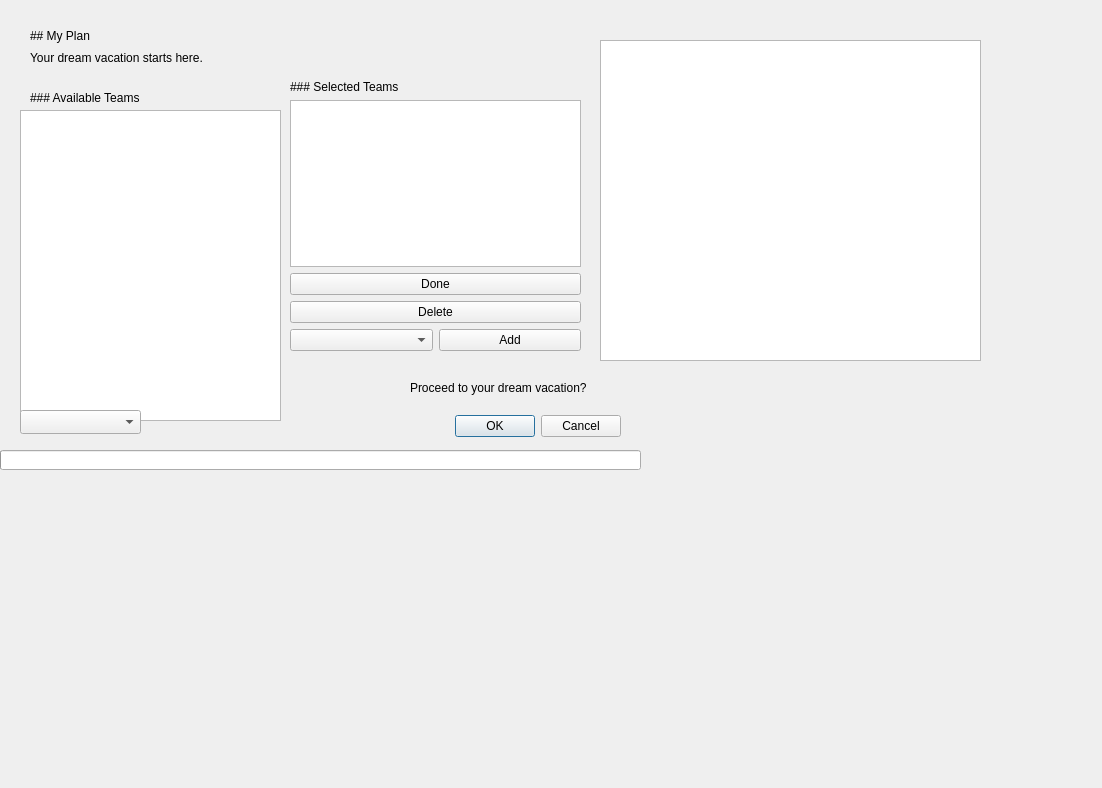
The window that Project-2-NFL/tripcreateWidget.ui (massivemembrain/Project-2-NFL) describes before a commit, drawn with Qt 5.
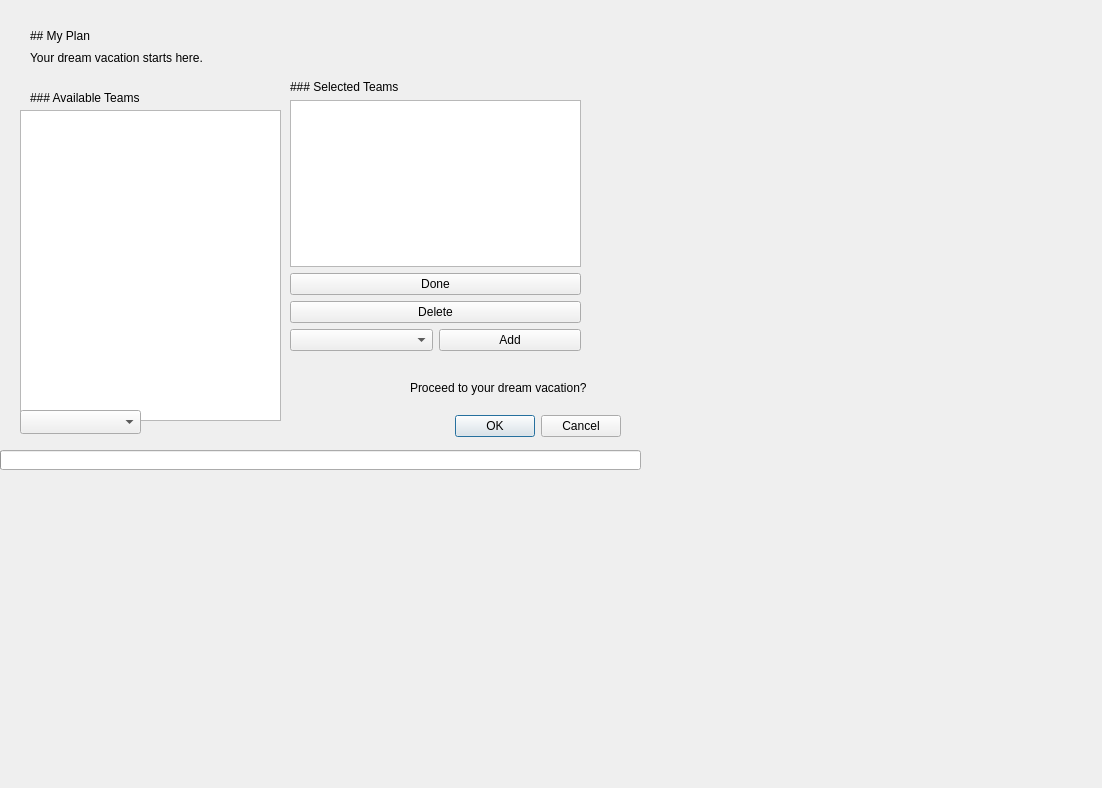
The same window after the commit.

Diff of the .ui file:
```diff
--- a/Project-2-NFL/tripcreateWidget.ui
+++ b/Project-2-NFL/tripcreateWidget.ui
@@ -135,16 +135,6 @@
     <string>no item selected</string>
    </property>
   </widget>
-  <widget class="QTableView" name="tableView">
-   <property name="geometry">
-    <rect>
-     <x>600</x>
-     <y>40</y>
-     <width>381</width>
-     <height>321</height>
-    </rect>
-   </property>
-  </widget>
   <widget class="QWidget" name="verticalLayoutWidget">
    <property name="geometry">
     <rect>
```
